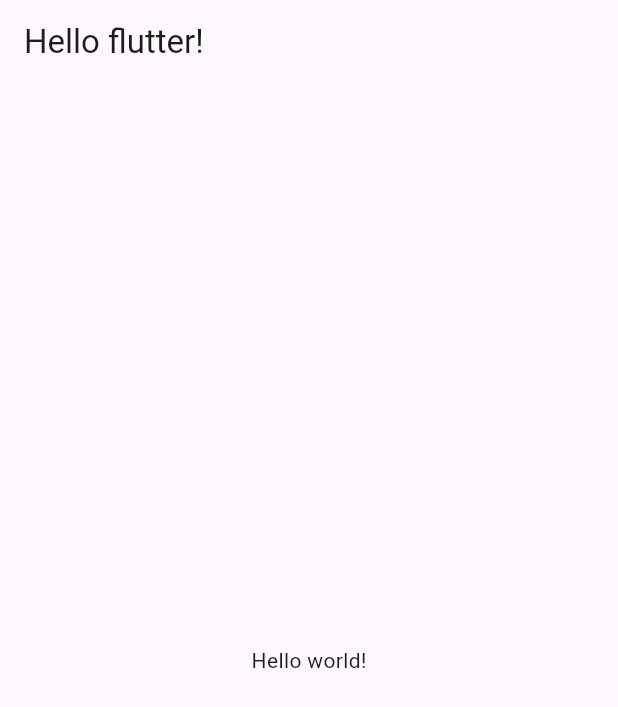
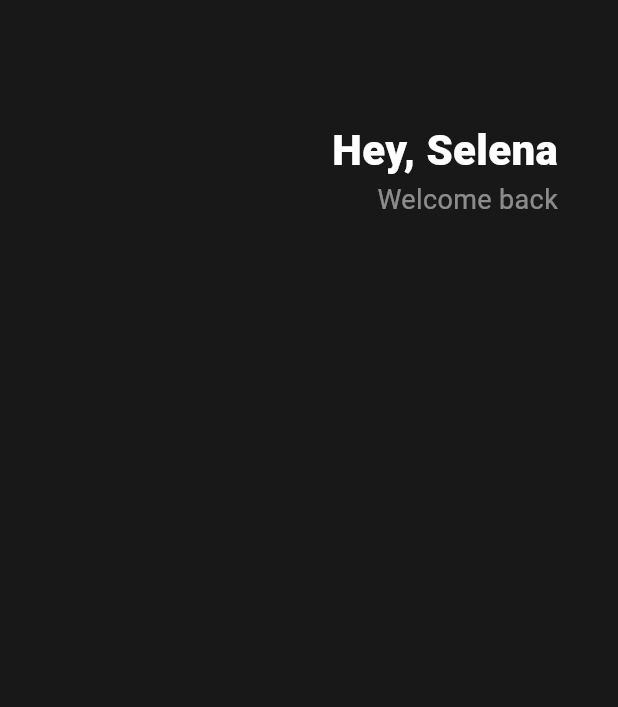
Before and after one commit to iinsue/toonflix, a Flutter app: the screen it shows after launch, on a phone screen of 412 x 824 dp. Shown: the top 707 px of the screen. Run offline on Flutter 3.47's test engine with Material 3 defaults, Android fonts, the phone set to English and light mode, and no system bars.

Commit message:
#3.0 Header

```diff
--- a/lib/main.dart
+++ b/lib/main.dart
@@ -5,12 +5,46 @@ void main() {
 }
 
 class App extends StatelessWidget {
+  const App({super.key});
+
   @override
   Widget build(BuildContext context) {
     return MaterialApp(
       home: Scaffold(
-        appBar: AppBar(title: Text('Hello flutter!')),
-        body: Center(child: Text('Hello world!')),
+        backgroundColor: Color(0xFF181818),
+        body: Padding(
+          padding: EdgeInsets.symmetric(horizontal: 40),
+          child: Column(
+            children: [
+              SizedBox(height: 80),
+              Row(
+                mainAxisAlignment: MainAxisAlignment.end,
+                children: [
+                  Column(
+                    crossAxisAlignment: CrossAxisAlignment.end,
+                    children: [
+                      Text(
+                        'Hey, Selena',
+                        style: TextStyle(
+                          color: Colors.white,
+                          fontSize: 28,
+                          fontWeight: FontWeight.w800,
+                        ),
+                      ),
+                      Text(
+                        'Welcome back',
+                        style: TextStyle(
+                          color: Colors.white.withValues(alpha: 0.5),
+                          fontSize: 18,
+                        ),
+                      ),
+                    ],
+                  ),
+                ],
+              ),
+            ],
+          ),
+        ),
       ),
     );
   }
```
